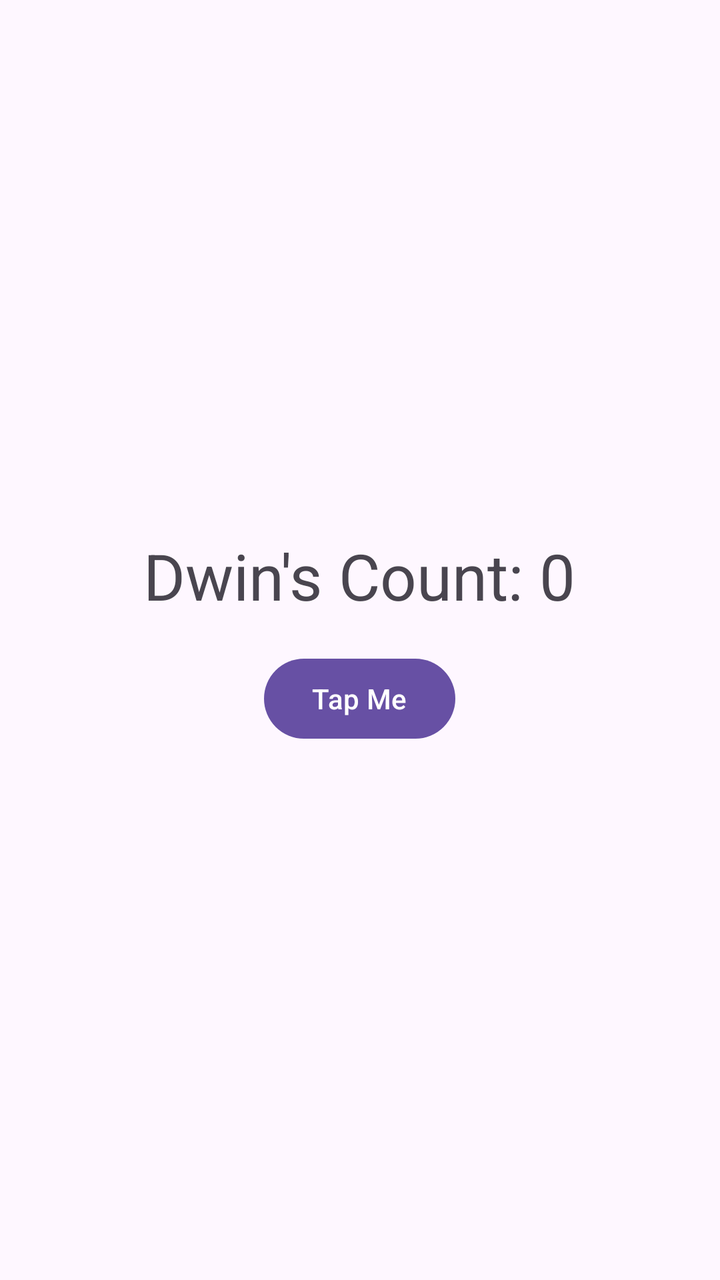
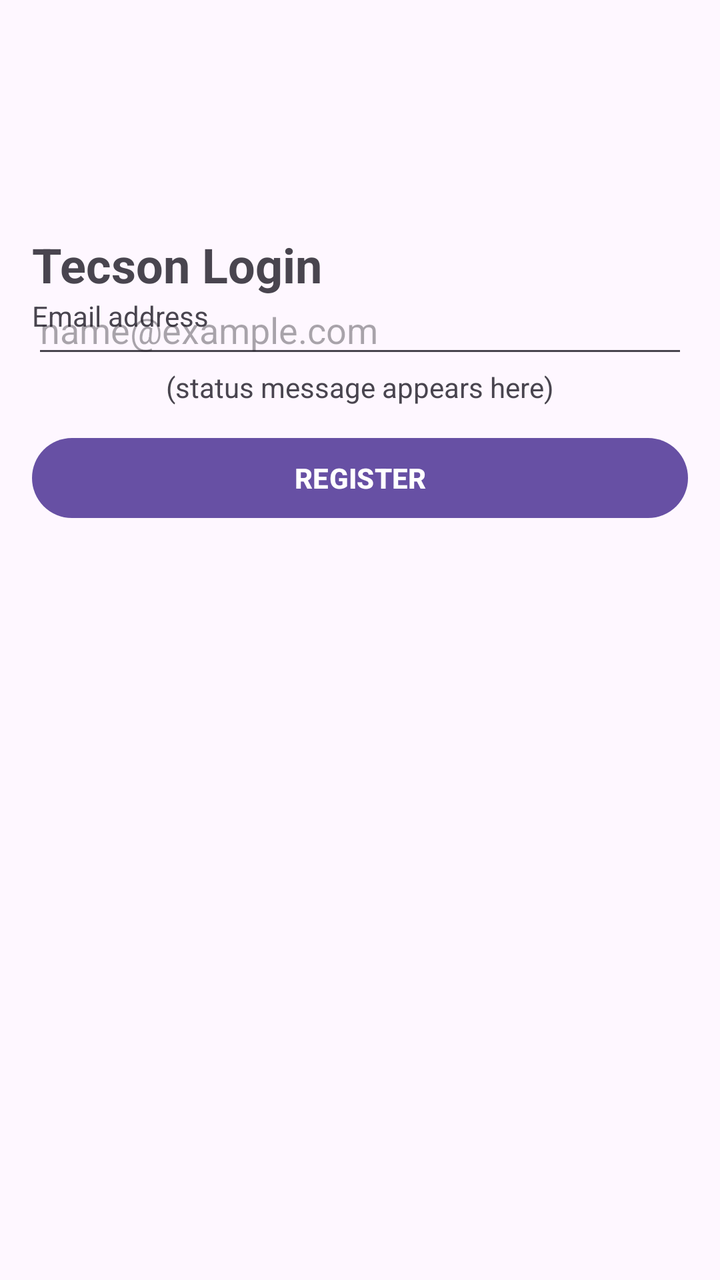

Compare the two renders of this Android layout. The source of the first and the diff that turns it into the second are given below.
<!-- AndroidManifest.xml: application theme Theme.LoginApp -->
<!-- res/layout/activity_main.xml -->
<LinearLayout xmlns:android="http://schemas.android.com/apk/res/android"
    android:layout_width="match_parent"
    android:layout_height="match_parent"
    android:orientation="vertical"
    android:gravity="center"
    android:padding="16dp">

    <TextView
        android:id="@+id/count_text"
        android:layout_width="wrap_content"
        android:layout_height="wrap_content"
        android:text="Dwin's Count: 0"
        android:textSize="32sp" />

    <Button
        android:id="@+id/count_button"
        android:layout_width="wrap_content"
        android:layout_height="wrap_content"
        android:layout_marginTop="16dp"
        android:text="Tap Me" />

</LinearLayout>
<!-- resources referenced by this layout -->
<resources>
  <style name="Theme.LoginApp" parent="Base.Theme.LoginApp" />
  <style name="Base.Theme.LoginApp" parent="Theme.Material3.DayNight.NoActionBar">
          
          
      </style>
</resources>

<!-- the commit's change to res/layout/activity_main.xml (unified diff, before → after) -->
@@ -2,21 +2,54 @@
     android:layout_width="match_parent"
     android:layout_height="match_parent"
     android:orientation="vertical"
-    android:gravity="center"
     android:padding="16dp">
 
+
+
+
+
+
+
+
+
     <TextView
-        android:id="@+id/count_text"
+        android:id="@+id/event_title"
         android:layout_width="wrap_content"
         android:layout_height="wrap_content"
-        android:text="Dwin's Count: 0"
-        android:textSize="32sp" />
+        android:textSize="24sp"
+        android:textStyle="bold"
+        android:layout_marginTop="100dp"
+        android:text="Tecson Login" />
+
+    <TextView
+        android:id="@+id/login_label"
+        android:layout_width="wrap_content"
+        android:layout_height="wrap_content"
+        android:layout_marginBottom="-25dp"
+        android:text="Email address" />
+
+    <EditText
+        android:id="@+id/login_username"
+        android:layout_width="match_parent"
+        android:layout_height="wrap_content"
+        android:hint="name@example.com"
+        android:inputType="textEmailAddress"/>
+
+    <TextView
+        android:id="@+id/status_message"
+        android:layout_width="wrap_content"
+        android:layout_height="wrap_content"
+        android:text="(status message appears here)"
+        android:layout_gravity="center"/>
+
 
     <Button
-        android:id="@+id/count_button"
-        android:layout_width="wrap_content"
+        android:id="@+id/register_button"
+        android:layout_width="match_parent"
         android:layout_height="wrap_content"
-        android:layout_marginTop="16dp"
-        android:text="Tap Me" />
+        android:layout_marginTop="12dp"
+        android:text="REGISTER"
+        android:textStyle="bold"
+        android:layout_gravity="center"/>
 
 </LinearLayout>
